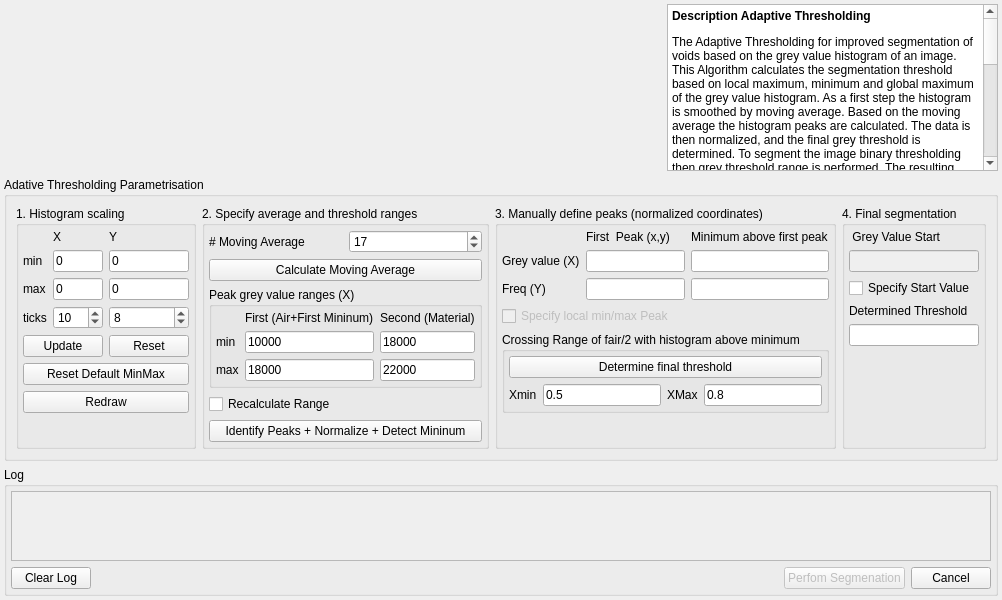
The window that modules/AdaptiveThreshold/AdaptiveThreshold.ui (3dct/open_iA) describes before a commit, drawn with Qt 5.
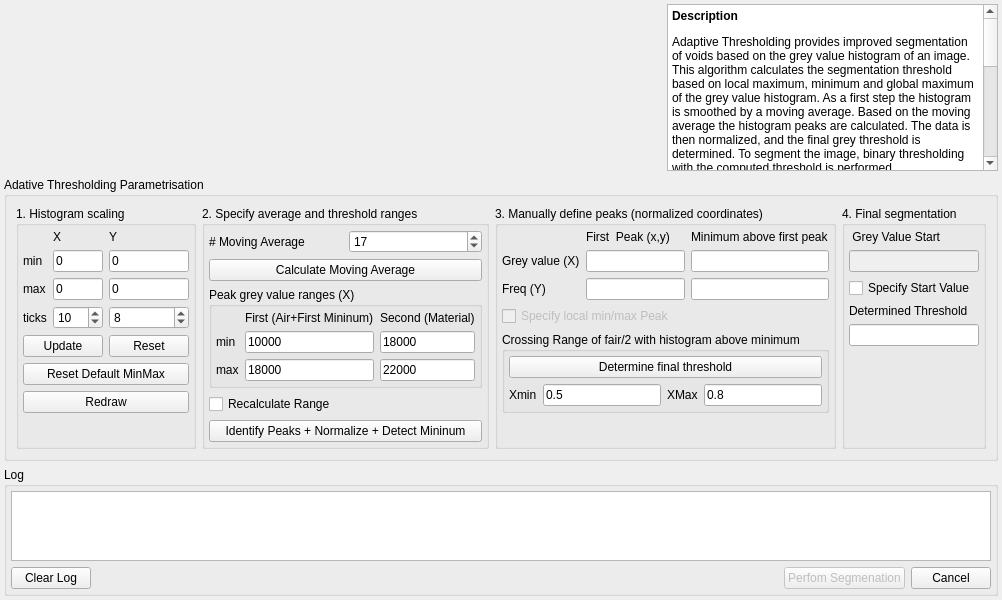
The same window after the commit.

Commit message: AdaptiveThreshold: Improve description, Remove debug output, log edit: enabled->true, readonly->true

What changed in the file:
```diff
--- a/modules/AdaptiveThreshold/AdaptiveThreshold.ui
+++ b/modules/AdaptiveThreshold/AdaptiveThreshold.ui
@@ -48,14 +48,13 @@
 &lt;html&gt;&lt;head&gt;&lt;meta name=&quot;qrichtext&quot; content=&quot;1&quot; /&gt;&lt;style type=&quot;text/css&quot;&gt;
 p, li { white-space: pre-wrap; }
 &lt;/style&gt;&lt;/head&gt;&lt;body style=&quot; font-family:'MS Shell Dlg 2'; font-size:8.15094pt; font-weight:400; font-style:normal;&quot;&gt;
-&lt;p style=&quot; margin-top:12px; margin-bottom:0px; margin-left:0px; margin-right:0px; -qt-block-indent:0; text-indent:0px;&quot;&gt;&lt;span style=&quot; font-family:'Arial','sans-serif'; font-size:9pt; font-weight:600;&quot;&gt;Description Adaptive Thresholding &lt;/span&gt;&lt;/p&gt;
-&lt;p style=&quot; margin-top:12px; margin-bottom:0px; margin-left:0px; margin-right:0px; -qt-block-indent:0; text-indent:0px;&quot;&gt;&lt;span style=&quot; font-family:'Arial','sans-serif'; font-size:9pt;&quot;&gt;The Adaptive Thresholding for improved segmentation of voids based on the grey value histogram of an image. This Algorithm calculates the segmentation threshold based on local maximum, minimum and global maximum of the grey value histogram. As a first step the histogram is smoothed by moving average. Based on the moving average the histogram peaks are calculated. The data is then normalized, and the final grey threshold is determined. To segment the image binary thresholding then grey threshold range is performed. The resulting segmentation is shown. Visualization chart can be scaled as well.&lt;/span&gt;&lt;/p&gt;
-&lt;p style=&quot; margin-top:12px; margin-bottom:0px; margin-left:0px; margin-right:0px; -qt-block-indent:0; text-indent:0px;&quot;&gt;&lt;span style=&quot; font-family:'Arial','sans-serif'; font-size:9pt; font-weight:600; color:#000000;&quot;&gt;Determine first minimum above air (g&lt;/span&gt;&lt;span style=&quot; font-family:'Arial','sans-serif'; font-size:9pt; font-weight:600; color:#000000; vertical-align:sub;&quot;&gt;min&lt;/span&gt;&lt;span style=&quot; font-family:'Arial','sans-serif'; font-size:9pt; font-weight:600; color:#000000;&quot;&gt;, f&lt;/span&gt;&lt;span style=&quot; font-family:'Arial','sans-serif'; font-size:9pt; font-weight:600; color:#000000; vertical-align:sub;&quot;&gt;min&lt;/span&gt;&lt;span style=&quot; font-family:'Arial','sans-serif'; font-size:9pt; font-weight:600; color:#000000;&quot;&gt;),&lt;/span&gt;&lt;span style=&quot; font-family:'MS Shell Dlg 2'; font-size:8pt;&quot;&gt; &lt;/span&gt;&lt;/p&gt;
-&lt;p style=&quot; margin-top:12px; margin-bottom:0px; margin-left:0px; margin-right:0px; -qt-block-indent:0; text-indent:0px;&quot;&gt;&lt;span style=&quot; font-family:'Arial','sans-serif'; font-size:9pt;&quot;&gt;Ø&lt;/span&gt;&lt;span style=&quot; font-family:'Arial','sans-serif'; font-size:9pt; color:#000000;&quot;&gt;If f&lt;/span&gt;&lt;span style=&quot; font-family:'Arial','sans-serif'; font-size:9pt; color:#000000; vertical-align:sub;&quot;&gt;min&lt;/span&gt;&lt;span style=&quot; font-family:'Arial','sans-serif'; font-size:9pt; color:#000000;&quot;&gt; &amp;gt; f&lt;/span&gt;&lt;span style=&quot; font-family:'Arial','sans-serif'; font-size:9pt; color:#000000; vertical-align:sub;&quot;&gt;air&lt;/span&gt;&lt;span style=&quot; font-family:'Arial','sans-serif'; font-size:9pt; color:#000000;&quot;&gt;/2, the first minimum (g&lt;/span&gt;&lt;span style=&quot; font-family:'Arial','sans-serif'; font-size:9pt; color:#000000; vertical-align:sub;&quot;&gt;min&lt;/span&gt;&lt;span style=&quot; font-family:'Arial','sans-serif'; font-size:9pt; color:#000000;&quot;&gt;,f&lt;/span&gt;&lt;span style=&quot; font-family:'Arial','sans-serif'; font-size:9pt; color:#000000; vertical-align:sub;&quot;&gt;min&lt;/span&gt;&lt;span style=&quot; font-family:'Arial','sans-serif'; font-size:9pt; color:#000000;&quot;&gt;) is taken as the grey-level threshold.&lt;/span&gt;&lt;/p&gt;
-&lt;p style=&quot; margin-top:12px; margin-bottom:0px; margin-left:0px; margin-right:0px; -qt-block-indent:0; text-indent:0px;&quot;&gt;&lt;span style=&quot; font-family:'Arial','sans-serif'; font-size:9pt;&quot;&gt;Ø&lt;/span&gt;&lt;span style=&quot; font-family:'Arial','sans-serif'; font-size:9pt; color:#000000;&quot;&gt;If f&lt;/span&gt;&lt;span style=&quot; font-family:'Arial','sans-serif'; font-size:9pt; color:#000000; vertical-align:sub;&quot;&gt;min&lt;/span&gt;&lt;span style=&quot; font-family:'Arial','sans-serif'; font-size:9pt; color:#000000;&quot;&gt; &amp;lt; f&lt;/span&gt;&lt;span style=&quot; font-family:'Arial','sans-serif'; font-size:9pt; color:#000000; vertical-align:sub;&quot;&gt;air&lt;/span&gt;&lt;span style=&quot; font-family:'Arial','sans-serif'; font-size:9pt; color:#000000;&quot;&gt;/2, the next crossing of f&lt;/span&gt;&lt;span style=&quot; font-family:'Arial','sans-serif'; font-size:9pt; color:#000000; vertical-align:sub;&quot;&gt;air&lt;/span&gt;&lt;span style=&quot; font-family:'Arial','sans-serif'; font-size:9pt; color:#000000;&quot;&gt;/2 (half of f&lt;/span&gt;&lt;span style=&quot; font-family:'Arial','sans-serif'; font-size:9pt; color:#000000; vertical-align:sub;&quot;&gt;air&lt;/span&gt;&lt;span style=&quot; font-family:'Arial','sans-serif'; font-size:9pt; color:#000000;&quot;&gt;) with the Histogram function above the minimum is taken as the grey-level threshold, or ISO 50 whichever is lowest.&lt;/span&gt;&lt;/p&gt;
-&lt;p style=&quot; margin-top:12px; margin-bottom:0px; margin-left:0px; margin-right:0px; -qt-block-indent:0; text-indent:0px;&quot;&gt;&lt;span style=&quot; font-family:'Arial','sans-serif'; font-size:9pt; font-weight:600;&quot;&gt;Workflow &lt;/span&gt;&lt;/p&gt;
-&lt;p style=&quot; margin-top:12px; margin-bottom:0px; margin-left:0px; margin-right:0px; -qt-block-indent:0; text-indent:0px;&quot;&gt;&lt;span style=&quot; font-family:'Arial','sans-serif'; font-size:9pt;&quot;&gt;1: Specify value of moving average (e.g. 17 - take average of 17 values)&lt;br /&gt;2: Specify Search Range of Local Maximum + Local Minimum + Give Search range of Second Peak&lt;br /&gt;3: Specify interval for first intersection of f&lt;/span&gt;&lt;span style=&quot; font-family:'Arial','sans-serif'; font-size:9pt; vertical-align:sub;&quot;&gt;air&lt;/span&gt;&lt;span style=&quot; font-family:'Arial','sans-serif'; font-size:9pt;&quot;&gt;/2 and global maximum peak&lt;br /&gt;4. Final segmentation is shown, perform segmentation with starting range (default 0)&lt;/span&gt;&lt;/p&gt;
-&lt;p style=&quot; margin-top:12px; margin-bottom:0px; margin-left:0px; margin-right:0px; -qt-block-indent:0; text-indent:0px;&quot;&gt;&lt;span style=&quot; font-family:'Arial','sans-serif'; font-size:9pt;&quot;&gt;Orange line is a visualization of f&lt;/span&gt;&lt;span style=&quot; font-family:'Arial','sans-serif'; font-size:9pt; vertical-align:sub;&quot;&gt;air &lt;/span&gt;&lt;span style=&quot; font-family:'Arial','sans-serif'; font-size:9pt;&quot;&gt;/ 2&lt;/span&gt;&lt;/p&gt;&lt;/body&gt;&lt;/html&gt;</string>
+&lt;p style=&quot; margin-top:12px; margin-bottom:12px; margin-left:0px; margin-right:0px; -qt-block-indent:0; text-indent:0px;&quot;&gt;&lt;span style=&quot; font-family:'Arial','sans-serif'; font-size:9pt; font-weight:600;&quot;&gt;Description&lt;/span&gt;&lt;/p&gt;
+&lt;p style=&quot; margin-top:12px; margin-bottom:12px; margin-left:0px; margin-right:0px; -qt-block-indent:0; text-indent:0px;&quot;&gt;&lt;span style=&quot; font-family:'Arial','sans-serif'; font-size:9pt;&quot;&gt;Adaptive Thresholding provides improved segmentation of voids based on the grey value histogram of an image. This algorithm calculates the segmentation threshold based on local maximum, minimum and global maximum of the grey value histogram. As a first step the histogram is smoothed by a moving average. Based on the moving average the histogram peaks are calculated. The data is then normalized, and the final grey threshold is determined. To segment the image, binary thresholding with the computed threshold is performed.&lt;/span&gt;&lt;/p&gt;
+&lt;p style=&quot; margin-top:12px; margin-bottom:12px; margin-left:0px; margin-right:0px; -qt-block-indent:0; text-indent:0px;&quot;&gt;&lt;span style=&quot; font-family:'Arial','sans-serif'; font-size:9pt; font-weight:600;&quot;&gt;Criteria for chosing the threshold - determine first minimum above air (g&lt;/span&gt;&lt;span style=&quot; font-family:'Arial','sans-serif'; font-size:9pt; font-weight:600; vertical-align:sub;&quot;&gt;min&lt;/span&gt;&lt;span style=&quot; font-family:'Arial','sans-serif'; font-size:9pt; font-weight:600;&quot;&gt;, f&lt;/span&gt;&lt;span style=&quot; font-family:'Arial','sans-serif'; font-size:9pt; font-weight:600; vertical-align:sub;&quot;&gt;min&lt;/span&gt;&lt;span style=&quot; font-family:'Arial','sans-serif'; font-size:9pt; font-weight:600;&quot;&gt;)&lt;/span&gt;&lt;/p&gt;
+&lt;p style=&quot; margin-top:12px; margin-bottom:12px; margin-left:0px; margin-right:0px; -qt-block-indent:0; text-indent:0px;&quot;&gt;&lt;span style=&quot; font-family:'Arial','sans-serif'; font-size:9pt;&quot;&gt;- If f&lt;/span&gt;&lt;span style=&quot; font-family:'Arial','sans-serif'; font-size:9pt; vertical-align:sub;&quot;&gt;min&lt;/span&gt;&lt;span style=&quot; font-family:'Arial','sans-serif'; font-size:9pt;&quot;&gt; &amp;gt; f&lt;/span&gt;&lt;span style=&quot; font-family:'Arial','sans-serif'; font-size:9pt; vertical-align:sub;&quot;&gt;air&lt;/span&gt;&lt;span style=&quot; font-family:'Arial','sans-serif'; font-size:9pt;&quot;&gt;/2, the first minimum (g&lt;/span&gt;&lt;span style=&quot; font-family:'Arial','sans-serif'; font-size:9pt; vertical-align:sub;&quot;&gt;min&lt;/span&gt;&lt;span style=&quot; font-family:'Arial','sans-serif'; font-size:9pt;&quot;&gt;,f&lt;/span&gt;&lt;span style=&quot; font-family:'Arial','sans-serif'; font-size:9pt; vertical-align:sub;&quot;&gt;min&lt;/span&gt;&lt;span style=&quot; font-family:'Arial','sans-serif'; font-size:9pt;&quot;&gt;) is taken as the grey-level threshold.&lt;br /&gt;- If f&lt;/span&gt;&lt;span style=&quot; font-family:'Arial','sans-serif'; font-size:9pt; vertical-align:sub;&quot;&gt;min&lt;/span&gt;&lt;span style=&quot; font-family:'Arial','sans-serif'; font-size:9pt;&quot;&gt; &amp;lt; f&lt;/span&gt;&lt;span style=&quot; font-family:'Arial','sans-serif'; font-size:9pt; vertical-align:sub;&quot;&gt;air&lt;/span&gt;&lt;span style=&quot; font-family:'Arial','sans-serif'; font-size:9pt;&quot;&gt;/2, the next crossing of f&lt;/span&gt;&lt;span style=&quot; font-family:'Arial','sans-serif'; font-size:9pt; vertical-align:sub;&quot;&gt;air&lt;/span&gt;&lt;span style=&quot; font-family:'Arial','sans-serif'; font-size:9pt;&quot;&gt;/2 (half of f&lt;/span&gt;&lt;span style=&quot; font-family:'Arial','sans-serif'; font-size:9pt; vertical-align:sub;&quot;&gt;air&lt;/span&gt;&lt;span style=&quot; font-family:'Arial','sans-serif'; font-size:9pt;&quot;&gt;) with the Histogram function above the minimum is taken as the grey-level threshold, or ISO 50 whichever is lowest.&lt;/span&gt;&lt;/p&gt;
+&lt;p style=&quot; margin-top:12px; margin-bottom:12px; margin-left:0px; margin-right:0px; -qt-block-indent:0; text-indent:0px;&quot;&gt;&lt;span style=&quot; font-family:'Arial','sans-serif'; font-size:9pt; font-weight:600;&quot;&gt;Workflow&lt;/span&gt;&lt;/p&gt;
+&lt;p style=&quot; margin-top:12px; margin-bottom:12px; margin-left:0px; margin-right:0px; -qt-block-indent:0; text-indent:0px;&quot;&gt;&lt;span style=&quot; font-family:'Arial','sans-serif'; font-size:9pt;&quot;&gt;1: Specify value of moving average (e.g. 17 - take average of 17 values)&lt;br /&gt;2: Specify Search Range of Local Maximum + Local Minimum + Give Search range of Second Peak&lt;br /&gt;3: Specify interval for first intersection of f&lt;/span&gt;&lt;span style=&quot; font-family:'Arial','sans-serif'; font-size:9pt; vertical-align:sub;&quot;&gt;air&lt;/span&gt;&lt;span style=&quot; font-family:'Arial','sans-serif'; font-size:9pt;&quot;&gt;/2 and global maximum peak&lt;br /&gt;4. Final segmentation is shown, perform segmentation with starting range (default 0)&lt;/span&gt;&lt;/p&gt;
+&lt;p style=&quot; margin-top:12px; margin-bottom:12px; margin-left:0px; margin-right:0px; -qt-block-indent:0; text-indent:0px;&quot;&gt;&lt;span style=&quot; font-family:'Arial','sans-serif'; font-size:9pt;&quot;&gt;Orange line is a visualization of f&lt;/span&gt;&lt;span style=&quot; font-family:'Arial','sans-serif'; font-size:9pt; vertical-align:sub;&quot;&gt;air&lt;/span&gt;&lt;span style=&quot; font-family:'Arial','sans-serif'; font-size:9pt;&quot;&gt;/2.&lt;/span&gt;&lt;/p&gt;&lt;/body&gt;&lt;/html&gt;</string>
        </property>
       </widget>
      </item>
@@ -618,7 +617,10 @@
       <item>
        <widget class="QTextEdit" name="logEdit">
         <property name="enabled">
-         <bool>false</bool>
+         <bool>true</bool>
+        </property>
+        <property name="readOnly">
+         <bool>true</bool>
         </property>
        </widget>
       </item>
```
The commit also changes 3 other files.
